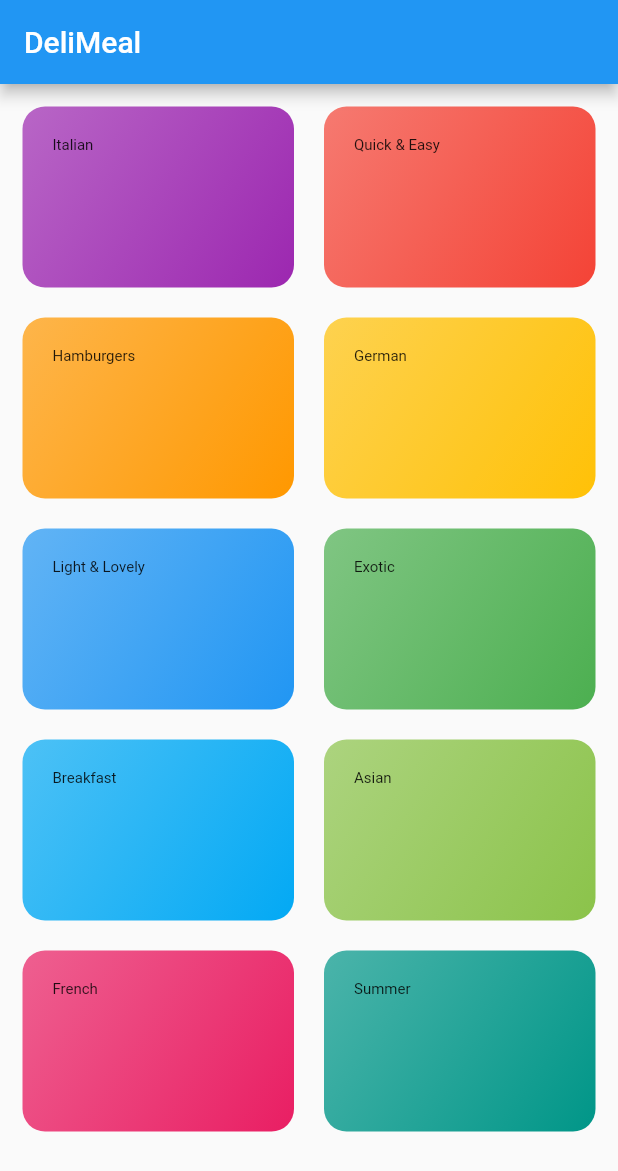
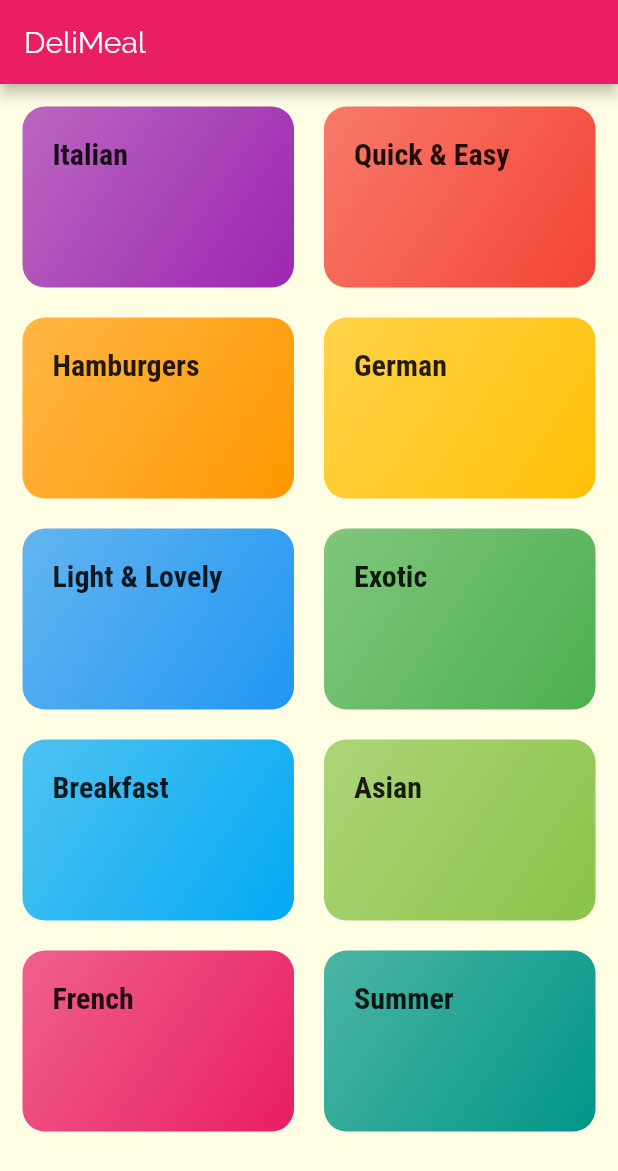
Before and after one commit to pvrsouza/meal_app, a Flutter app: the screen it shows after launch, on a phone screen of 412 x 824 dp. Shown: the top 1171 px of the screen. Run offline on Flutter 3.47's test engine with Material 2 defaults, Android fonts, the phone set to English and light mode, and no system bars.

Commit message:
criacao de estilo e inclusao de novas fonts

```diff
--- a/lib/cetegory_item.dart
+++ b/lib/cetegory_item.dart
@@ -15,9 +15,7 @@ class CategoryItem extends StatelessWidget {
       padding: const EdgeInsets.all(20),
       child: Text(
         title,
-        style: TextStyle(
-          fontSize: 10,
-        ),
+        style: Theme.of(context).textTheme.title,
       ),
       decoration: BoxDecoration(
         gradient: LinearGradient(
--- a/lib/main.dart
+++ b/lib/main.dart
@@ -9,7 +9,23 @@ class MyApp extends StatelessWidget {
     return MaterialApp(
       title: 'DeliMeals',
       theme: ThemeData(
-        primarySwatch: Colors.blue,
+        primarySwatch: Colors.pink,
+        accentColor: Colors.amber,
+        canvasColor: Color.fromRGBO(255, 254, 229, 1),
+        fontFamily: 'Raleway',
+        textTheme: ThemeData.light().textTheme.copyWith(
+              body1: TextStyle(
+                color: Color.fromRGBO(20, 51, 51, 1),
+              ),
+              body2: TextStyle(
+                color: Color.fromRGBO(20, 51, 51, 1),
+              ),
+              title: TextStyle(
+                fontFamily: 'RobotoCondensed',
+                fontSize: 20,
+                fontWeight: FontWeight.bold,
+              ),
+            ),
       ),
       home: CategoriesScreen(),
     );
```
Also changed, not shown: pubspec.yaml (+17 -0 lines), assets/fonts/Raleway-Black.ttf (added), assets/fonts/Raleway-Bold.ttf (added), assets/fonts/Raleway-Regular.ttf (added), assets/fonts/RobotoCondensed-Bold.ttf (added), assets/fonts/RobotoCondensed-Italic.ttf (added), assets/fonts/RobotoCondensed-Light.ttf (added), assets/fonts/RobotoCondensed-Regular.ttf (added).
